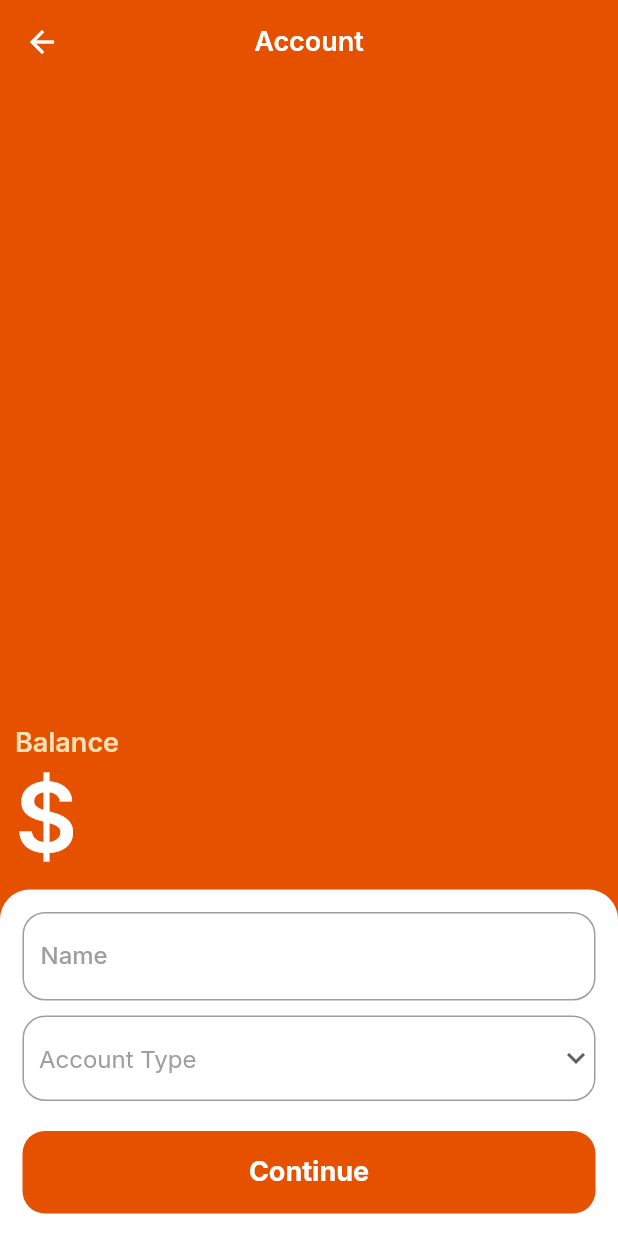
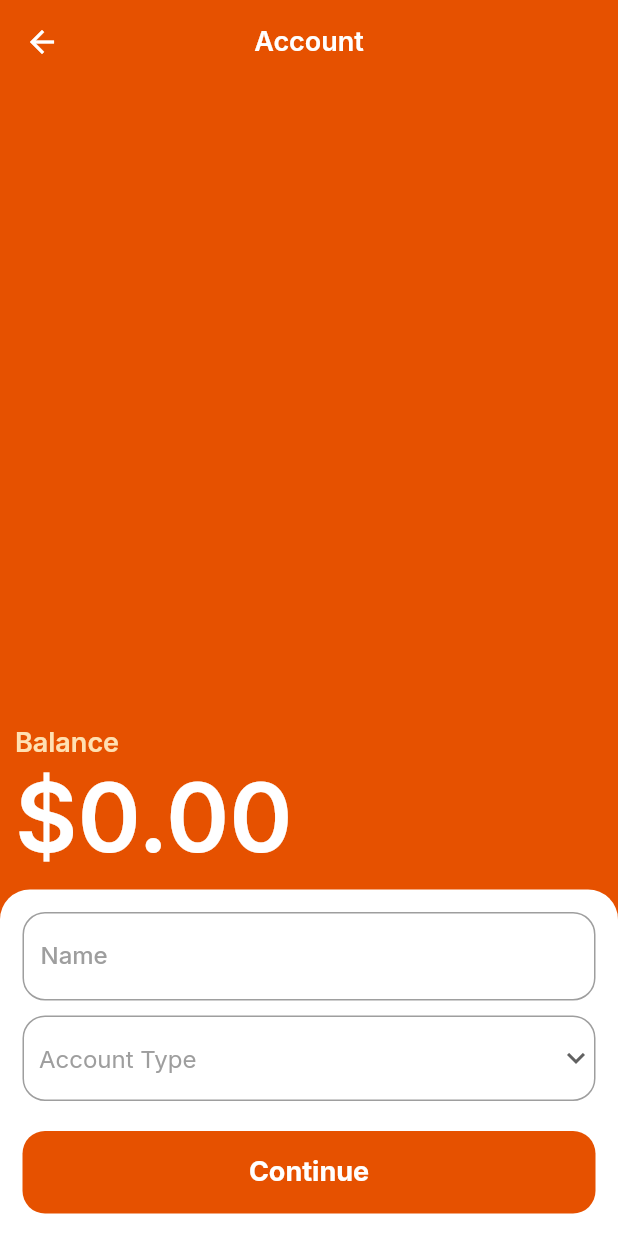
Before and after one commit to JMarinez/gatao, a Flutter app: the CreateWalletScreen screen opened directly with empty values, on a phone screen of 412 x 824 dp. Run offline on Flutter 3.47's test engine with Material 2 defaults, Android fonts, the phone set to English and light mode, and no system bars; our stand-ins replace flutter_svg, google_fonts.

Commit message:
[UPD] Balance header now has hint text

```diff
--- a/lib/src/components/balance_text_header.dart
+++ b/lib/src/components/balance_text_header.dart
@@ -30,7 +30,10 @@ class BalanceTextHeader extends StatelessWidget {
                   style: GataoTheme.darkHeadlineX,
                   autocorrect: false,
                   cursorColor: Colors.white,
-                  decoration: null,
+                  decoration: InputDecoration.collapsed(
+                    hintText: '0.00',
+                    hintStyle: GataoTheme.darkHeadlineX,
+                  ),
                 ),
               ),
             ],
```
